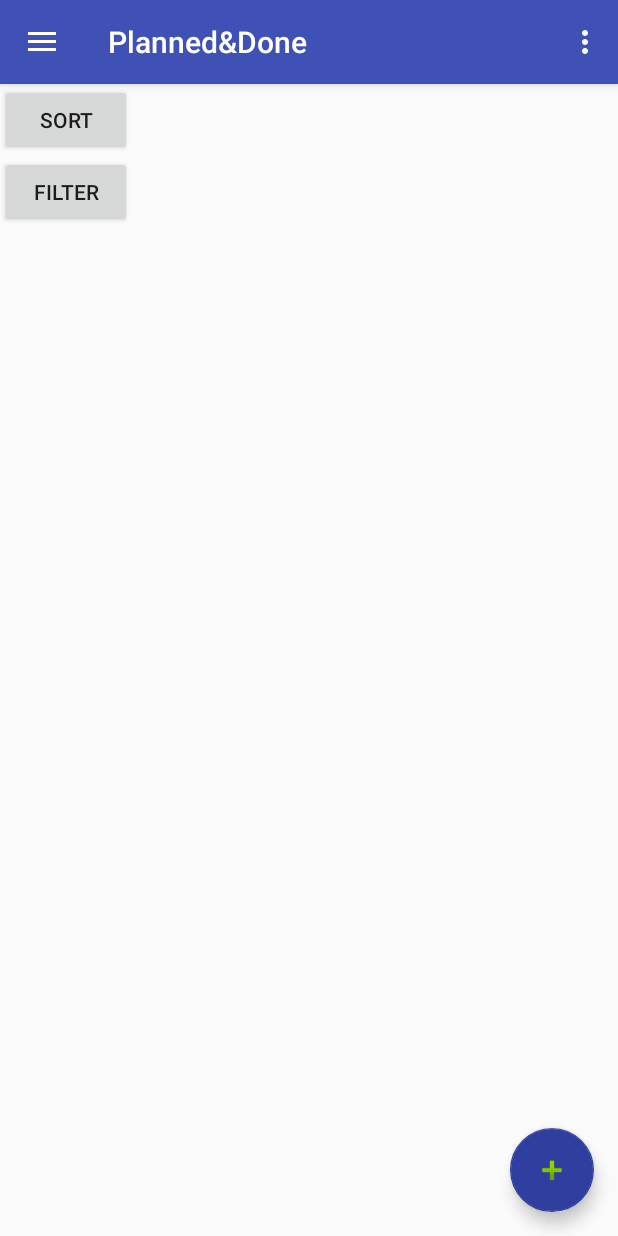
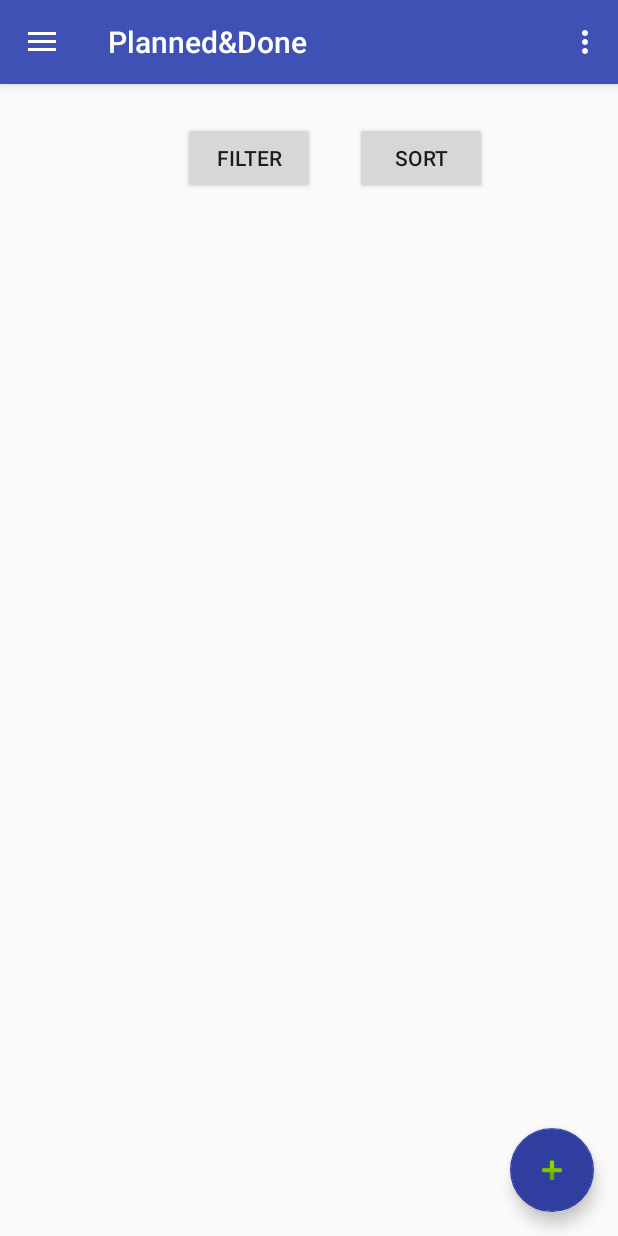
Before and after one commit to petrarozic/P-D, an Android app: the screen it shows after launch (MainActivity), on a phone screen of 412 x 824 dp. Run offline under Robolectric (Android 15) with nearby library versions, the phone set to English and light mode, and no system bars.

Commit message:
Polozaj gumbica

```diff
--- a/PlannedAndDone/app/src/main/java/com/pnd/future_bosses/plannedanddone/MainActivity.java
+++ b/PlannedAndDone/app/src/main/java/com/pnd/future_bosses/plannedanddone/MainActivity.java
@@ -41,6 +41,8 @@ public class MainActivity extends AppCompatActivity
         NavigationView navigationView = (NavigationView) findViewById(R.id.nav_view);
         navigationView.setNavigationItemSelectedListener(this);
     }
+
+
 
     @Override
     public void onBackPressed() {
--- a/PlannedAndDone/app/src/main/res/layout/app_bar_main.xml
+++ b/PlannedAndDone/app/src/main/res/layout/app_bar_main.xml
@@ -15,8 +15,6 @@
 
     </android.support.design.widget.AppBarLayout>
 
-    <include layout="@layout/content_main" />
-
     <android.support.design.widget.FloatingActionButton
         android:id="@+id/fab"
         android:layout_width="wrap_content"
@@ -26,4 +24,6 @@
         app:backgroundTint="?android:attr/colorPrimaryDark"
         app:srcCompat="@android:drawable/ic_input_add" />
 
+    <include layout="@layout/content_main" />
+
 </android.support.design.widget.CoordinatorLayout>
--- a/PlannedAndDone/app/src/main/res/layout/content_main.xml
+++ b/PlannedAndDone/app/src/main/res/layout/content_main.xml
@@ -8,20 +8,30 @@
     tools:showIn="@layout/app_bar_main"
     android:orientation="vertical">
 
+<android.support.constraint.ConstraintLayout
+    android:layout_width="match_parent"
+    android:layout_height="wrap_content">
     <Button
         android:id="@+id/button2"
         android:layout_width="wrap_content"
         android:layout_height="wrap_content"
         android:text="Sort"
-        tools:layout_editor_absoluteX="288dp"
-        tools:layout_editor_absoluteY="8dp" />
+        app:layout_constraintTop_toTopOf="parent"
+        android:layout_marginTop="25dp"
+        android:layout_marginRight="87dp"
+        app:layout_constraintRight_toRightOf="parent" />
 
     <Button
         android:id="@+id/button"
         android:layout_width="wrap_content"
         android:layout_height="wrap_content"
         android:text="Filter"
-        tools:layout_editor_absoluteX="8dp"
-        tools:layout_editor_absoluteY="8dp" />
-
+        app:layout_constraintTop_toTopOf="parent"
+        android:layout_marginTop="25dp"
+        android:layout_marginLeft="8dp"
+        app:layout_constraintLeft_toLeftOf="parent"
+        app:layout_constraintRight_toLeftOf="@+id/button2"
+        android:layout_marginRight="8dp"
+        app:layout_constraintHorizontal_bias="0.861" />
+</android.support.constraint.ConstraintLayout>
 </LinearLayout>
```
